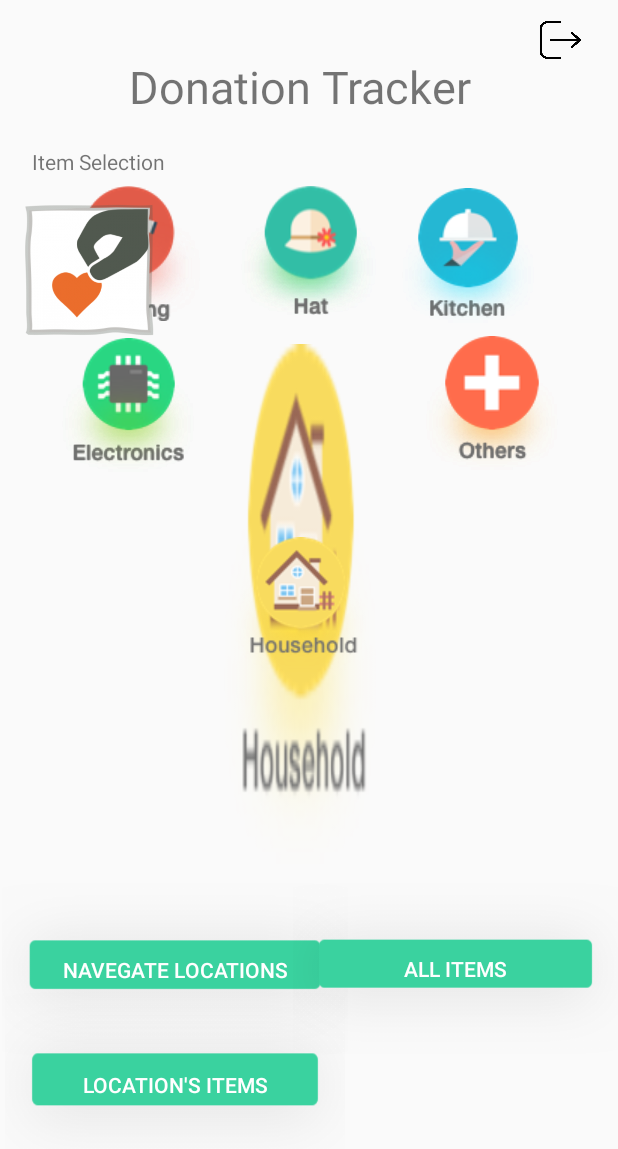
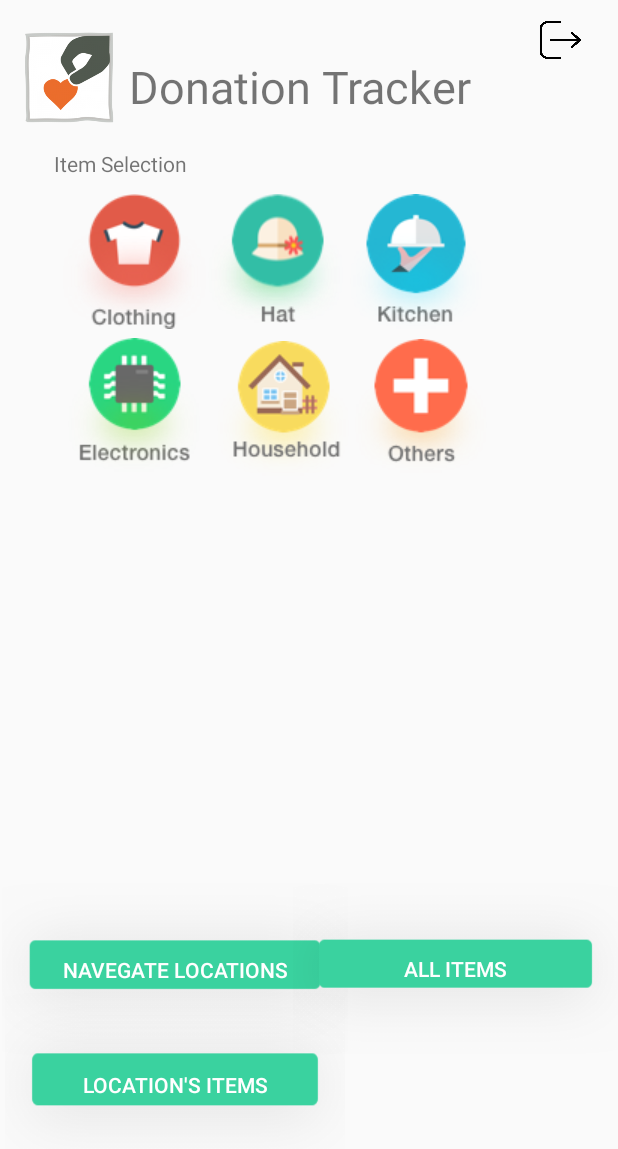
Before and after one commit to DavyWk/DonationsStation26, an Android app: the MainActivity screen opened directly, with no data from a screen before it, on a phone screen of 412 x 824 dp. Shown: the top 1149 px of the screen. Run offline under Robolectric (Android 15) with nearby library versions, the phone set to English and light mode, and no system bars.

Commit message:
UI Fix/without the info of items
Mack has that update.

```diff
--- a/app/src/main/AndroidManifest.xml
+++ b/app/src/main/AndroidManifest.xml
@@ -24,6 +24,10 @@
         <activity android:name=".controllers.DonationListActivity"/>
         <activity android:name=".controllers.DonationDetailsActivity"/>
         <activity android:name=".controllers.AddDonationActivity"/>
+        <activity android:name=".controllers.ItemAllActivity"/>
+        <activity android:name=".controllers.ItemDetailsActivity"/>
+        <activity android:name=".controllers.ItemLocationItem"/>
+        <activity android:name=".controllers.ItemCategoryActivity"/>
     </application>
 
 </manifest>
--- a/app/src/main/java/edu/gatech/ds26/controllers/ItemCategoryActivity.java
+++ b/app/src/main/java/edu/gatech/ds26/controllers/ItemCategoryActivity.java
@@ -38,10 +38,9 @@ public class ItemCategoryActivity extends AppCompatActivity {
     }
 
     public void onBackButtonPressed(View view) {
-        Log.d("Location List Screen", "Back Button");
+        Log.d("Item Category List Screen", "Back Button");
         Intent intent = new Intent(this, MainActivity.class);
         view.getContext().startActivity(intent);
         finish();
     }
-
 }
--- a/app/src/main/res/layout/activity_add_donation.xml
+++ b/app/src/main/res/layout/activity_add_donation.xml
@@ -62,7 +62,7 @@
         android:layout_height="wrap_content"
         android:layout_below="@+id/locationTextView"
         android:layout_alignParentStart="true"
-        android:layout_marginStart="40dp"
+        android:layout_marginStart="28dp"
         android:layout_marginTop="10dp" />
 
     <EditText
@@ -131,9 +131,9 @@
         android:layout_width="wrap_content"
         android:layout_height="wrap_content"
         android:layout_alignBottom="@+id/categoryTextView"
-        android:layout_alignParentEnd="true"
+        android:layout_alignParentStart="true"
+        android:layout_marginStart="29dp"
         android:layout_marginTop="10dp"
-        android:layout_marginEnd="300dp"
-        android:layout_marginBottom="-28dp" />
+        android:layout_marginBottom="-29dp" />
 
 </RelativeLayout>
--- a/app/src/main/res/layout/activity_item_category.xml
+++ b/app/src/main/res/layout/activity_item_category.xml
@@ -5,6 +5,21 @@
     xmlns:tools="http://schemas.android.com/tools"
     android:layout_width="match_parent"
     android:layout_height="match_parent">
+
+    <android.support.v7.widget.RecyclerView
+        android:id="@+id/recyclerViewDonation"
+        android:layout_width="343dp"
+        android:layout_height="426dp"
+        android:layout_marginStart="8dp"
+        android:layout_marginTop="8dp"
+        android:layout_marginEnd="8dp"
+        android:layout_marginBottom="8dp"
+        app:layout_constraintBottom_toBottomOf="parent"
+        app:layout_constraintEnd_toEndOf="parent"
+        app:layout_constraintHorizontal_bias="0.52"
+        app:layout_constraintStart_toStartOf="parent"
+        app:layout_constraintTop_toTopOf="parent"
+        app:layout_constraintVertical_bias="0.408" />
 
     <Button
         android:id="@+id/back_Button3"
@@ -14,26 +29,12 @@
         android:layout_marginTop="456dp"
         android:layout_marginEnd="8dp"
         android:background="@drawable/back"
+        android:onClick="onBackButtonPressed"
         android:text="Back"
         android:textColor="@android:color/white"
         app:layout_constraintEnd_toEndOf="parent"
         app:layout_constraintStart_toStartOf="parent"
         app:layout_constraintTop_toTopOf="parent" />
-
-    <android.support.v7.widget.RecyclerView
-        android:id="@+id/recyclerView"
-        android:layout_width="368dp"
-        android:layout_height="495dp"
-        android:layout_marginStart="8dp"
-        android:layout_marginTop="8dp"
-        android:layout_marginEnd="8dp"
-        android:layout_marginBottom="8dp"
-        app:layout_constraintBottom_toBottomOf="parent"
-        app:layout_constraintEnd_toEndOf="parent"
-        app:layout_constraintHorizontal_bias="0.0"
-        app:layout_constraintStart_toStartOf="parent"
-        app:layout_constraintTop_toTopOf="parent"
-        app:layout_constraintVertical_bias="0.857" />
 
     <Spinner
         android:id="@+id/spinner2"
--- a/app/src/main/res/layout/activity_item_details.xml
+++ b/app/src/main/res/layout/activity_item_details.xml
@@ -87,7 +87,8 @@
         app:layout_constraintEnd_toEndOf="parent"
         app:layout_constraintHorizontal_bias="0.8"
         app:layout_constraintStart_toStartOf="parent"
-        app:layout_constraintTop_toTopOf="parent" />
+        app:layout_constraintTop_toTopOf="parent"
+        android:onClick="onViewDonationsButtonPressed"/>
 
     <Button
         android:id="@+id/back_Button"
@@ -97,6 +98,7 @@
         android:layout_marginTop="432dp"
         android:layout_marginEnd="8dp"
         android:background="@drawable/back"
+        android:onClick="onBackButtonPressed"
         android:text="Back"
         android:textColor="@android:color/white"
         app:layout_constraintEnd_toEndOf="parent"
--- a/app/src/main/res/layout/activity_item_list.xml
+++ b/app/src/main/res/layout/activity_item_list.xml
@@ -12,6 +12,7 @@
         android:layout_marginTop="8dp"
         android:layout_marginBottom="8dp"
         android:background="@drawable/back"
+        android:onClick="onAddDonationButtonPressed"
         android:text="Add"
         android:textColor="@android:color/white"
         app:layout_constraintBottom_toTopOf="@+id/recyclerView"
@@ -27,6 +28,7 @@
         android:layout_marginEnd="16dp"
         android:layout_marginBottom="8dp"
         android:background="@drawable/back"
+        android:onClick="onBackButtonPressed"
         android:text="Back"
         android:textColor="@android:color/white"
         app:layout_constraintBottom_toTopOf="@+id/recyclerView"
--- a/app/src/main/res/layout/activity_items_all.xml
+++ b/app/src/main/res/layout/activity_items_all.xml
@@ -42,6 +42,7 @@
         android:layout_marginTop="456dp"
         android:layout_marginEnd="8dp"
         android:background="@drawable/back"
+        android:onClick="onBackButtonPressed"
         android:text="Back"
         android:textColor="@android:color/white"
         app:layout_constraintEnd_toEndOf="parent"
--- a/app/src/main/res/layout/activity_items_location_items.xml
+++ b/app/src/main/res/layout/activity_items_location_items.xml
@@ -42,6 +42,7 @@
         android:layout_marginTop="456dp"
         android:layout_marginEnd="8dp"
         android:background="@drawable/back"
+        android:onClick="onBackButtonPressed"
         android:text="Back"
         android:textColor="@android:color/white"
         app:layout_constraintEnd_toEndOf="parent"
--- a/app/src/main/res/layout/activity_main_screen.xml
+++ b/app/src/main/res/layout/activity_main_screen.xml
@@ -18,78 +18,6 @@
         android:background="@drawable/logout"
         android:onClick="onLogoutPressed" />
 
-    <ImageButton
-        android:id="@+id/imageButton"
-        android:layout_width="wrap_content"
-        android:layout_height="wrap_content"
-        android:layout_alignParentStart="true"
-        android:layout_alignParentTop="true"
-        android:layout_marginStart="38dp"
-        android:layout_marginTop="124dp"
-        android:background="@drawable/clothing"
-        android:onClick="onCategoryButtonPressed"
-        app:srcCompat="@drawable/clothing" />
-
-    <ImageButton
-        android:id="@+id/imageButton2"
-        android:layout_width="wrap_content"
-        android:layout_height="wrap_content"
-        android:layout_alignParentTop="true"
-        android:layout_centerHorizontal="true"
-        android:layout_marginTop="124dp"
-        android:background="@drawable/hat"
-        android:onClick="onCategoryButtonPressed"
-        app:srcCompat="@drawable/hat" />
-
-    <ImageButton
-        android:id="@+id/imageButton3"
-        android:layout_width="wrap_content"
-        android:layout_height="wrap_content"
-        android:layout_alignParentTop="true"
-        android:layout_marginStart="17dp"
-        android:layout_marginTop="125dp"
-        android:layout_toEndOf="@+id/imageButton2"
-        android:background="@drawable/kitchen"
-        android:onClick="onCategoryButtonPressed"
-        app:srcCompat="@drawable/kitchen" />
-
-    <ImageButton
-        android:id="@+id/imageButton4"
-        android:layout_width="wrap_content"
-        android:layout_height="wrap_content"
-        android:layout_alignEnd="@+id/imageButton"
-        android:layout_marginTop="225dp"
-        android:layout_marginEnd="4dp"
-        android:background="@drawable/elec"
-        android:onClick="onCategoryButtonPressed"
-        app:srcCompat="@drawable/elec" />
-
-    <ImageButton
-        android:id="@+id/imageButton5"
-        android:layout_width="wrap_content"
-        android:layout_height="wrap_content"
-        android:layout_alignTop="@+id/imageButton4"
-        android:layout_alignEnd="@+id/imageButton2"
-        android:layout_alignParentStart="true"
-        android:layout_alignParentBottom="true"
-        android:layout_marginStart="149dp"
-        android:layout_marginTop="4dp"
-        android:layout_marginBottom="248dp"
-        android:background="@drawable/house"
-        android:onClick="onCategoryButtonPressed"
-        app:srcCompat="@drawable/house" />
-
-    <ImageButton
-        android:id="@+id/imageButton6"
-        android:layout_width="wrap_content"
-        android:layout_height="wrap_content"
-        android:layout_alignTop="@+id/imageButton5"
-        android:layout_alignParentEnd="true"
-        android:layout_marginTop="-5dp"
-        android:layout_marginEnd="40dp"
-        android:background="@drawable/others"
-        android:onClick="onCategoryButtonPressed"
-        app:srcCompat="@drawable/others" />
 
     <TextView
         android:id="@+id/textView2"
@@ -106,22 +34,18 @@
         android:id="@+id/imageView3"
         android:layout_width="92dp"
         android:layout_height="63dp"
-        android:layout_alignEnd="@+id/imageButton2"
         android:layout_alignParentTop="true"
-        android:layout_alignParentBottom="true"
         android:layout_marginTop="20dp"
-        android:layout_marginEnd="145dp"
-        android:layout_marginBottom="484dp"
         app:srcCompat="@drawable/log" />
 
     <TextView
         android:id="@+id/textView3"
         android:layout_width="wrap_content"
         android:layout_height="wrap_content"
-        android:layout_above="@+id/imageButton2"
         android:layout_alignParentStart="true"
-        android:layout_marginStart="21dp"
-        android:layout_marginBottom="-117dp"
+        android:layout_alignParentTop="true"
+        android:layout_marginStart="36dp"
+        android:layout_marginTop="99dp"
         android:text="Item Selection" />
 
     <Button
@@ -169,5 +93,71 @@
         android:text="Location's Items"
         android:textColor="@android:color/white" />
 
+    <Button
+        android:id="@+id/button6"
+        android:layout_width="wrap_content"
+        android:layout_height="wrap_content"
+        android:layout_alignParentStart="true"
+        android:layout_alignParentTop="true"
+        android:layout_marginStart="42dp"
+        android:layout_marginTop="129dp"
+        android:background="@drawable/clothing"
+        android:onClick="onCategoryButtonPressed" />
+
+    <Button
+        android:id="@+id/button8"
+        android:layout_width="wrap_content"
+        android:layout_height="wrap_content"
+        android:layout_alignParentTop="true"
+        android:layout_marginStart="1dp"
+        android:layout_marginTop="129dp"
+        android:layout_toEndOf="@+id/button6"
+        android:background="@drawable/hat"
+        android:onClick="onCategoryButtonPressed" />
+
+    <Button
+        android:id="@+id/button9"
+        android:layout_width="wrap_content"
+        android:layout_height="wrap_content"
+        android:layout_alignParentTop="true"
+        android:layout_marginStart="96dp"
+        android:layout_marginTop="129dp"
+        android:layout_toEndOf="@+id/button6"
+        android:background="@drawable/kitchen"
+        android:onClick="onCategoryButtonPressed" />
+
+    <Button
+        android:id="@+id/button10"
+        android:layout_width="wrap_content"
+        android:layout_height="wrap_content"
+        android:layout_alignParentTop="true"
+        android:layout_marginStart="99dp"
+        android:layout_marginTop="226dp"
+        android:layout_toEndOf="@+id/button6"
+        android:background="@drawable/others"
+        android:onClick="onCategoryButtonPressed" />
+
+    <Button
+        android:id="@+id/button11"
+        android:layout_width="wrap_content"
+        android:layout_height="wrap_content"
+        android:layout_alignParentTop="true"
+        android:layout_marginStart="-92dp"
+        android:layout_marginTop="225dp"
+        android:layout_toEndOf="@+id/button6"
+        android:background="@drawable/elec"
+        android:onClick="onCategoryButtonPressed" />
+
+    <Button
+        android:id="@+id/button12"
+        android:layout_width="wrap_content"
+        android:layout_height="wrap_content"
+        android:layout_alignParentTop="true"
+        android:layout_marginStart="7dp"
+        android:layout_marginTop="227dp"
+        android:layout_toEndOf="@+id/button6"
+        android:background="@drawable/house"
+        android:onClick="onCategoryButtonPressed" />
+
 
 </RelativeLayout>
```
